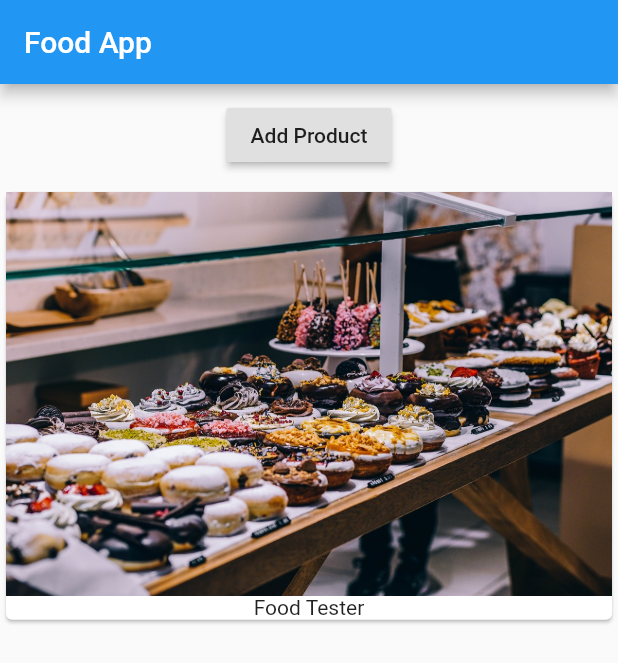
After one commit to uzairnz/flutter_course, a Flutter app: the screen it shows after launch, on a phone screen of 412 x 824 dp. The commit adds this screen. Shown: the top 663 px of the screen. Run offline on Flutter 3.47's test engine with Material 2 defaults, Android fonts, the phone set to English and light mode, and no system bars.

Commit message:
Managing Project file

```diff
--- a/lib/main.dart
+++ b/lib/main.dart
@@ -1,46 +1,16 @@
 import 'package:flutter/material.dart';
-
+import './products_manager.dart';
 void main() => runApp(MyApp());
 
-class MyApp extends StatefulWidget {
+class MyApp extends StatelessWidget {
   @override
-  State<StatefulWidget> createState() {
-    // TODO: implement createState
-    return _MyAppState();
-  }
-}
-
-class _MyAppState extends State<MyApp> {
-  List<String> _products = ['Food Tester'];
   Widget build(BuildContext context) {
     return MaterialApp(
       home: Scaffold(
         appBar: AppBar(
           title: Text('Food App'),
         ),
-        body: Column(
-          children: <Widget>[
-            Container(
-              margin: EdgeInsets.all(10.0),
-              child: RaisedButton(
-                onPressed: () {
-                  setState((){
-                    _products.add('Advanced Food Tester');
-                  });
-                },
-                child: Text('Add Product'),
-              ),
-            ),
-            Column(children: _products.map((element) => Card(
-                child: Column(
-              children: <Widget>[
-                Image.asset('assets/food.jpg'),
-                Text(element)
-              ],
-            ))).toList())
-
-          ],
-        ),
+        body: ProductManager(),
       ),
     );
   }
--- /dev/null
+++ b/lib/products.dart
@@ -0,0 +1,20 @@
+import 'package:flutter/material.dart';
+
+class Products extends StatelessWidget {
+  final List<String> products;
+
+  Products(this.products);
+  @override
+  Widget build(BuildContext context) {
+    return Column(
+        children: products
+            .map((element) => Card(
+                    child: Column(
+                  children: <Widget>[
+                    Image.asset('assets/food.jpg'),
+                    Text(element)
+                  ],
+                )))
+            .toList());
+  }
+}
--- /dev/null
+++ b/lib/products_manager.dart
@@ -0,0 +1,30 @@
+import 'package:flutter/material.dart';
+import './products.dart';
+
+class ProductManager extends StatefulWidget {
+  @override
+  State<StatefulWidget> createState() {
+    return _ProductManagerState();
+  }
+}
+
+class _ProductManagerState extends State<ProductManager> {
+    List<String> _products = ['Food Tester'];
+  @override
+  Widget build(BuildContext context) {
+    return Column(children: [Container(
+              margin: EdgeInsets.all(10.0),
+              child: RaisedButton(
+                onPressed: () {
+                  setState(() {
+                    _products.add('Advanced Food Tester');
+                  });
+                },
+                child: Text('Add Product'),
+              ),
+    ),
+    Products(_products)
+    ],);
+
+  }
+}
```
